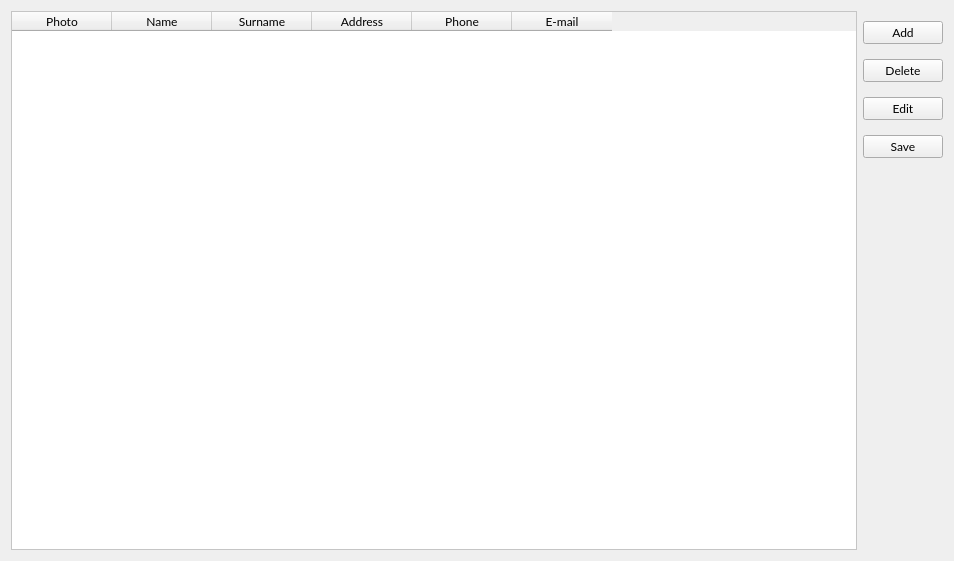
The window that MainWindow/MainWindow.ui (RScarcia/Qt_Experiments) describes before a commit, drawn with Qt 5.
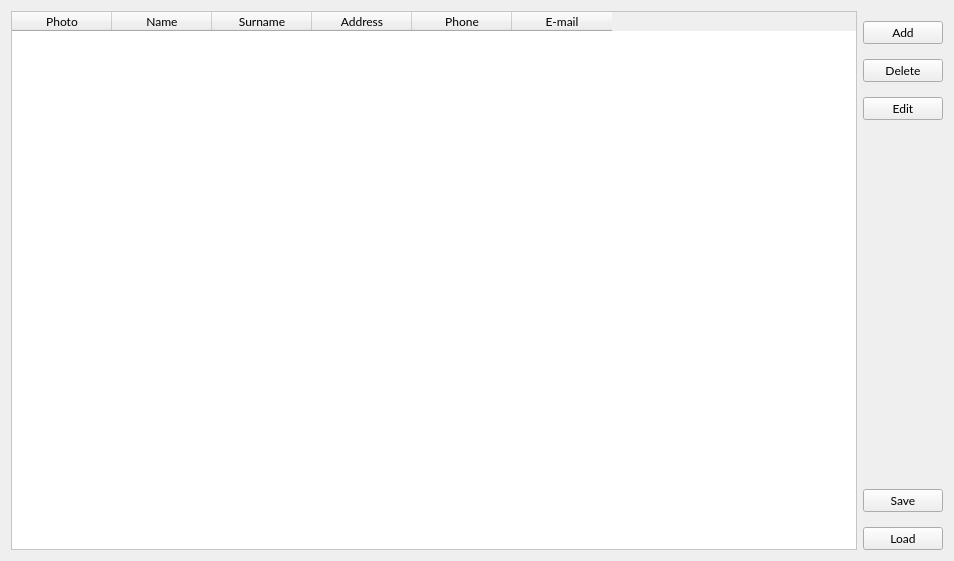
The same window after the commit.

The edit to the form file:
```diff
--- a/MainWindow/MainWindow.ui
+++ b/MainWindow/MainWindow.ui
@@ -10,6 +10,12 @@
     <height>561</height>
    </rect>
   </property>
+  <property name="font">
+   <font>
+    <family>Lato</family>
+    <pointsize>9</pointsize>
+   </font>
+  </property>
   <property name="windowTitle">
    <string>Address Book</string>
   </property>
@@ -171,20 +177,7 @@
         </widget>
        </item>
        <item>
-        <widget class="QPushButton" name="saveButton">
-         <property name="font">
-          <font>
-           <family>Lato</family>
-           <pointsize>9</pointsize>
-          </font>
-         </property>
-         <property name="text">
-          <string>Save</string>
-         </property>
-        </widget>
-       </item>
-       <item>
-        <spacer name="verticalSpacer">
+        <spacer name="verticalSpacer_2">
          <property name="orientation">
           <enum>Qt::Vertical</enum>
          </property>
@@ -196,6 +189,32 @@
          </property>
         </spacer>
        </item>
+       <item>
+        <widget class="QPushButton" name="saveButton">
+         <property name="font">
+          <font>
+           <family>Lato</family>
+           <pointsize>9</pointsize>
+          </font>
+         </property>
+         <property name="text">
+          <string>Save</string>
+         </property>
+        </widget>
+       </item>
+       <item>
+        <widget class="QPushButton" name="loadButton">
+         <property name="font">
+          <font>
+           <family>Lato</family>
+           <pointsize>9</pointsize>
+          </font>
+         </property>
+         <property name="text">
+          <string>Load</string>
+         </property>
+        </widget>
+       </item>
       </layout>
      </item>
     </layout>
```
Left out of the diff: 9 changed lines with no effect on the pictures.
